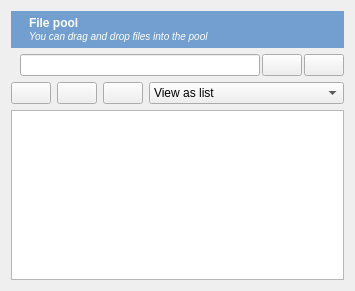
Before: the Qt Designer form resources/ui/pool_widget.ui in open-cogsci/OpenSesame, drawn with Qt 5.
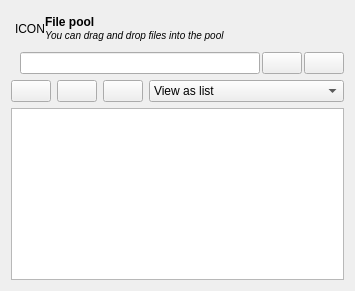
After: the same form once the commit is applied. Icons and pictures are not drawn.

What changed in the file:
```diff
--- a/resources/ui/pool_widget.ui
+++ b/resources/ui/pool_widget.ui
@@ -18,14 +18,13 @@
   </property>
   <layout class="QVBoxLayout" name="verticalLayout">
    <item>
-    <widget class="QWidget" name="widget" native="true">
-     <property name="styleSheet">
-      <string notr="true">background-color: #729fcf;
-color: rgb(255, 255, 255);</string>
-     </property>
+    <widget class="QWidget" name="widget_header_box" native="true">
      <layout class="QHBoxLayout" name="horizontalLayout">
+      <property name="spacing">
+       <number>0</number>
+      </property>
       <property name="margin">
-       <number>5</number>
+       <number>4</number>
       </property>
       <item>
        <widget class="QLabel" name="label_pool">
@@ -36,7 +35,7 @@
          </sizepolicy>
         </property>
         <property name="text">
-         <string/>
+         <string>ICON</string>
         </property>
         <property name="pixmap">
          <pixmap>:/icons/pool_large.png</pixmap>
```
